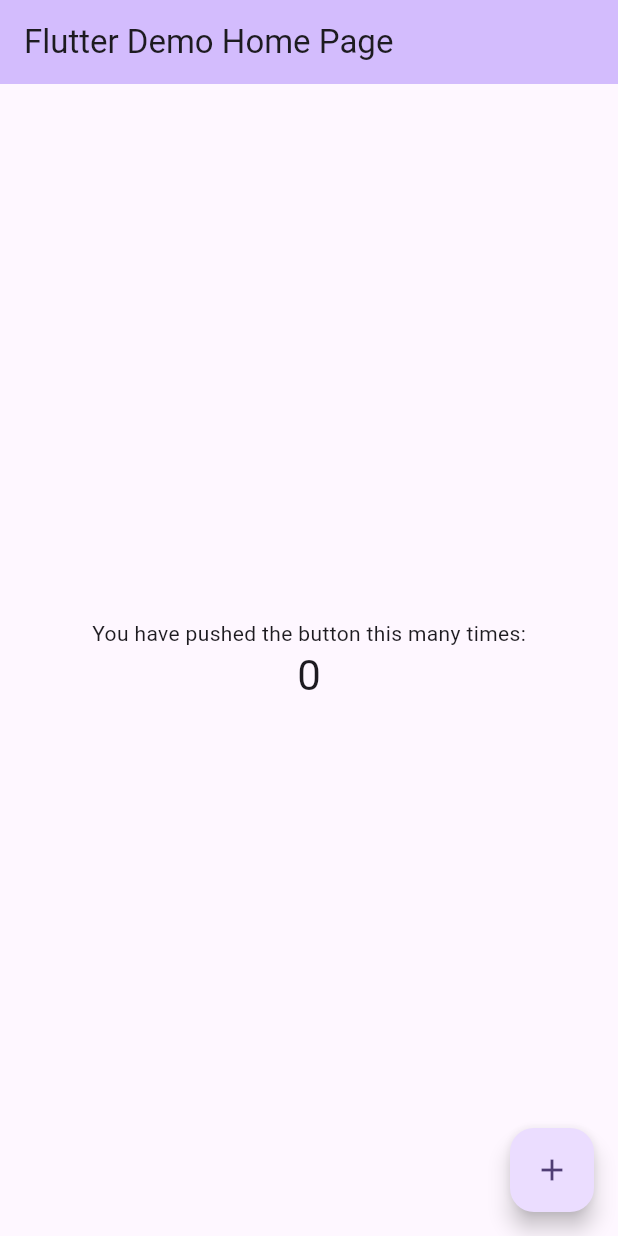
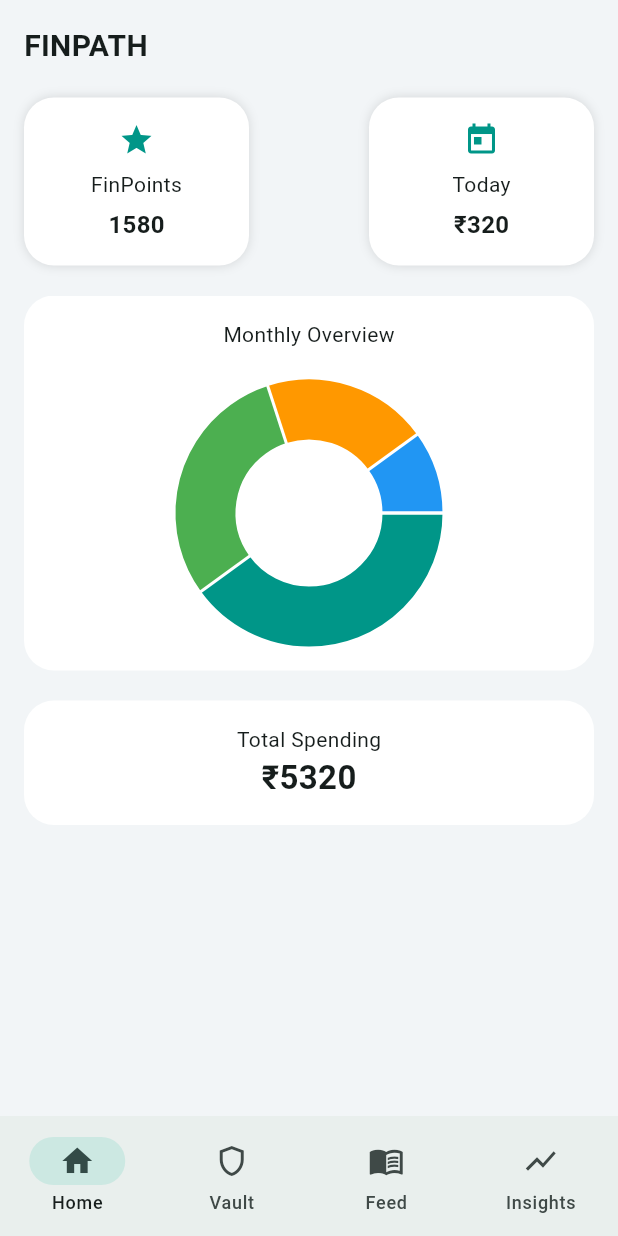
Before and after one commit to Ramana1357/finpath_, a Flutter app: the screen it shows after launch, on a phone screen of 412 x 824 dp. Run offline on Flutter 3.47's test engine with Material 3 defaults, Android fonts, the phone set to English and light mode, and no system bars; drawn by our look-alikes of fl_chart.

Commit message:
ganesh branch

```diff
--- /dev/null
+++ b/lib/home_screen.dart
@@ -0,0 +1,170 @@
+import 'package:flutter/material.dart';
+import 'package:fl_chart/fl_chart.dart';
+import 'utils/random_data.dart';
+
+class HomeScreen extends StatefulWidget {
+  const HomeScreen({super.key});
+
+  @override
+  State<HomeScreen> createState() => _HomeScreenState();
+}
+
+class _HomeScreenState extends State<HomeScreen> {
+  late List<double> weeklyData;
+
+  @override
+  void initState() {
+    super.initState();
+    weeklyData = generateWeeklyData(); // 🔥 random data
+  }
+
+  @override
+  Widget build(BuildContext context) {
+    return Scaffold(
+      backgroundColor: const Color(0xFFF2F5F7),
+      body: SafeArea(
+        child: ListView(
+          padding: const EdgeInsets.all(16),
+          children: [
+            // 🔝 HEADER
+            const Text("FINPATH",
+                style: TextStyle(fontSize: 20, fontWeight: FontWeight.bold)),
+
+            const SizedBox(height: 20),
+
+            // 🔷 TOP CARDS
+            Row(
+              mainAxisAlignment: MainAxisAlignment.spaceBetween,
+              children: [
+                _topCard("FinPoints", "1580", Icons.star),
+                _topCard("Today", "₹320", Icons.today),
+              ],
+            ),
+
+            const SizedBox(height: 20),
+
+            // 🔥 SWIPE CHART
+            SizedBox(
+              height: 250,
+              child: PageView(
+                children: [
+                  _monthlyChart(),
+                  _weeklyChart(),
+                ],
+              ),
+            ),
+
+            const SizedBox(height: 20),
+
+            // TOTAL
+            Container(
+              padding: const EdgeInsets.all(16),
+              decoration: BoxDecoration(
+                color: Colors.white,
+                borderRadius: BorderRadius.circular(20),
+              ),
+              child: const Column(
+                children: [
+                  Text("Total Spending"),
+                  Text("₹5320",
+                      style:
+                          TextStyle(fontSize: 22, fontWeight: FontWeight.bold)),
+                ],
+              ),
+            ),
+          ],
+        ),
+      ),
+    );
+  }
+
+  // 🔹 Top Card
+  Widget _topCard(String title, String value, IconData icon) {
+    return Container(
+      width: 150,
+      padding: const EdgeInsets.all(16),
+      decoration: BoxDecoration(
+        color: Colors.white,
+        borderRadius: BorderRadius.circular(20),
+        boxShadow: const [BoxShadow(color: Colors.black12, blurRadius: 5)],
+      ),
+      child: Column(
+        children: [
+          Icon(icon, color: Colors.teal),
+          const SizedBox(height: 8),
+          Text(title),
+          const SizedBox(height: 5),
+          Text(value,
+              style:
+                  const TextStyle(fontWeight: FontWeight.bold, fontSize: 16)),
+        ],
+      ),
+    );
+  }
+
+  // 🔵 Monthly Chart (Dummy)
+  Widget _monthlyChart() {
+    return Container(
+      padding: const EdgeInsets.all(16),
+      decoration: BoxDecoration(
+        color: Colors.white,
+        borderRadius: BorderRadius.circular(20),
+      ),
+      child: Column(
+        children: [
+          const Text("Monthly Overview"),
+          const SizedBox(height: 20),
+          Expanded(
+            child: PieChart(
+              PieChartData(sections: [
+                PieChartSectionData(value: 40, color: Colors.teal, title: ''),
+                PieChartSectionData(value: 30, color: Colors.green, title: ''),
+                PieChartSectionData(value: 20, color: Colors.orange, title: ''),
+                PieChartSectionData(value: 10, color: Colors.blue, title: ''),
+              ]),
+            ),
+          ),
+        ],
+      ),
+    );
+  }
+
+  // 🔵 Weekly Chart (REAL RANDOM DATA)
+  Widget _weeklyChart() {
+    return Container(
+      padding: const EdgeInsets.all(16),
+      decoration: BoxDecoration(
+        color: Colors.white,
+        borderRadius: BorderRadius.circular(20),
+      ),
+      child: Column(
+        children: [
+          const Text("Weekly Expenses"),
+          const SizedBox(height: 20),
+          Expanded(
+            child: BarChart(
+              BarChartData(
+                gridData: const FlGridData(show: false),
+                titlesData: const FlTitlesData(show: false),
+                borderData: FlBorderData(show: false),
+                barGroups: List.generate(7, (i) {
+                  return BarChartGroupData(
+                    x: i,
+                    barRods: [
+                      BarChartRodData(
+                        toY: weeklyData[i],
+                        color: Colors.teal,
+                        width: 14,
+                        borderRadius: BorderRadius.circular(4),
+                      )
+                    ],
+                  );
+                }),
+              ),
+            ),
+          ),
+        ],
+      ),
+    );
+  }
+}
--- a/lib/main.dart
+++ b/lib/main.dart
@@ -1,123 +1,64 @@
 import 'package:flutter/material.dart';
-
-//comment by ramana to verify the changes
+import 'home_screen.dart';
+import 'vault_screen.dart';
+import 'feed_screen.dart';
+import 'insights_screen.dart';
 
 void main() {
-  runApp(const MyApp());
+  runApp(const FinPathApp());
 }
 
-class MyApp extends StatelessWidget {
-  const MyApp({super.key});
+class FinPathApp extends StatelessWidget {
+  const FinPathApp({super.key});
 
-  // This widget is the root of your application.
   @override
   Widget build(BuildContext context) {
     return MaterialApp(
-      title: 'Flutter Demo',
+      debugShowCheckedModeBanner: false,
+      title: 'FinPath',
       theme: ThemeData(
-        // This is the theme of your application.
-        //
-        // TRY THIS: Try running your application with "flutter run". You'll see
-        // the application has a purple toolbar. Then, without quitting the app,
-        // try changing the seedColor in the colorScheme below to Colors.green
-        // and then invoke "hot reload" (save your changes or press the "hot
-        // reload" button in a Flutter-supported IDE, or press "r" if you used
-        // the command line to start the app).
-        //
-        // Notice that the counter didn't reset back to zero; the application
-        // state is not lost during the reload. To reset the state, use hot
-        // restart instead.
-        //
-        // This works for code too, not just values: Most code changes can be
-        // tested with just a hot reload.
-        colorScheme: .fromSeed(seedColor: Colors.deepPurple),
+        colorScheme: ColorScheme.fromSeed(seedColor: Colors.teal),
+        useMaterial3: true,
       ),
-      home: const MyHomePage(title: 'Flutter Demo Home Page'),
+      home: const MainScreen(),
     );
   }
 }
 
-class MyHomePage extends StatefulWidget {
-  const MyHomePage({super.key, required this.title});
-
-  // This widget is the home page of your application. It is stateful, meaning
-  // that it has a State object (defined below) that contains fields that affect
-  // how it looks.
-
-  // This class is the configuration for the state. It holds the values (in this
-  // case the title) provided by the parent (in this case the App widget) and
-  // used by the build method of the State. Fields in a Widget subclass are
-  // always marked "final".
-
-  final String title;
+class MainScreen extends StatefulWidget {
+  const MainScreen({super.key});
 
   @override
-  State<MyHomePage> createState() => _MyHomePageState();
+  State<MainScreen> createState() => _MainScreenState();
 }
 
-class _MyHomePageState extends State<MyHomePage> {
-  int _counter = 0;
+class _MainScreenState extends State<MainScreen> {
+  int _currentIndex = 0;
 
-  void _incrementCounter() {
-    setState(() {
-      // This call to setState tells the Flutter framework that something has
-      // changed in this State, which causes it to rerun the build method below
-      // so that the display can reflect the updated values. If we changed
-      // _counter without calling setState(), then the build method would not be
-      // called again, and so nothing would appear to happen.
-      _counter++;
-    });
-  }
+  final List<Widget> _screens = [
+    const HomeScreen(),
+    const VaultScreen(),
+    const FeedScreen(),
+    const InsightsScreen(),
+  ];
 
   @override
   Widget build(BuildContext context) {
-    // This method is rerun every time setState is called, for instance as done
-    // by the _incrementCounter method above.
-    //
-    // The Flutter framework has been optimized to make rerunning build methods
-    // fast, so that you can just rebuild anything that needs updating rather
-    // than having to individually change instances of widgets.
     return Scaffold(
-      appBar: AppBar(
-        // TRY THIS: Try changing the color here to a specific color (to
-        // Colors.amber, perhaps?) and trigger a hot reload to see the AppBar
-        // change color while the other colors stay the same.
-        backgroundColor: Theme.of(context).colorScheme.inversePrimary,
-        // Here we take the value from the MyHomePage object that was created by
-        // the App.build method, and use it to set our appbar title.
-        title: Text(widget.title),
-      ),
-      body: Center(
-        // Center is a layout widget. It takes a single child and positions it
-        // in the middle of the parent.
-        child: Column(
-          // Column is also a layout widget. It takes a list of children and
-          // arranges them vertically. By default, it sizes itself to fit its
-          // children horizontally, and tries to be as tall as its parent.
-          //
-          // Column has various properties to control how it sizes itself and
-          // how it positions its children. Here we use mainAxisAlignment to
-          // center the children vertically; the main axis here is the vertical
-          // axis because Columns are vertical (the cross axis would be
-          // horizontal).
-          //
-          // TRY THIS: Invoke "debug painting" (choose the "Toggle Debug Paint"
-          // action in the IDE, or press "p" in the console), to see the
-          // wireframe for each widget.
-          mainAxisAlignment: .center,
-          children: [
-            const Text('You have pushed the button this many times:'),
-            Text(
-              '$_counter',
-              style: Theme.of(context).textTheme.headlineMedium,
-            ),
-          ],
-        ),
-      ),
-      floatingActionButton: FloatingActionButton(
-        onPressed: _incrementCounter,
-        tooltip: 'Increment',
-        child: const Icon(Icons.add),
+      body: _screens[_currentIndex],
+      bottomNavigationBar: NavigationBar(
+        selectedIndex: _currentIndex,
+        onDestinationSelected: (int index) {
+          setState(() {
+            _currentIndex = index;
+          });
+        },
+        destinations: const [
+          NavigationDestination(icon: Icon(Icons.home_outlined), selectedIcon: Icon(Icons.home), label: "Home"),
+          NavigationDestination(icon: Icon(Icons.shield_outlined), selectedIcon: Icon(Icons.shield), label: "Vault"),
+          NavigationDestination(icon: Icon(Icons.menu_book_outlined), selectedIcon: Icon(Icons.menu_book), label: "Feed"),
+          NavigationDestination(icon: Icon(Icons.show_chart_outlined), selectedIcon: Icon(Icons.show_chart), label: "Insights"),
+        ],
       ),
     );
   }
--- /dev/null
+++ b/lib/utils/random_data.dart
@@ -0,0 +1,10 @@
+import 'dart:math';
+
+List<double> generateWeeklyData() {
+  final random = Random();
+
+  return List.generate(7, (index) {
+    return random.nextInt(800).toDouble() + 100;
+    // generates values between 100 - 900
+  });
+}
```
Also changed, not shown: lib/add_expense_sheet.dart (added, +108 -0 lines), lib/feed_screen.dart (added, +46 -0 lines), lib/insights_screen.dart (added, +97 -0 lines), lib/models/expense.dart (added, +13 -0 lines), lib/vault_screen.dart (added, +61 -0 lines), pubspec.yaml (+23 -70 lines), pubspec.lock, 1 other file.
